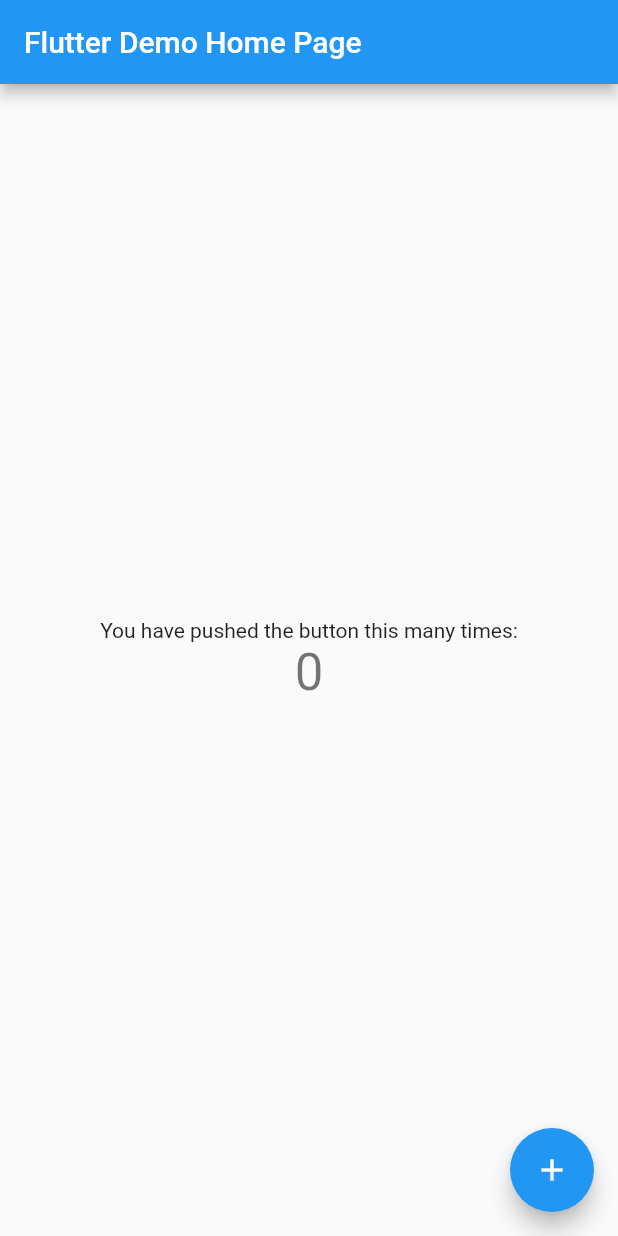
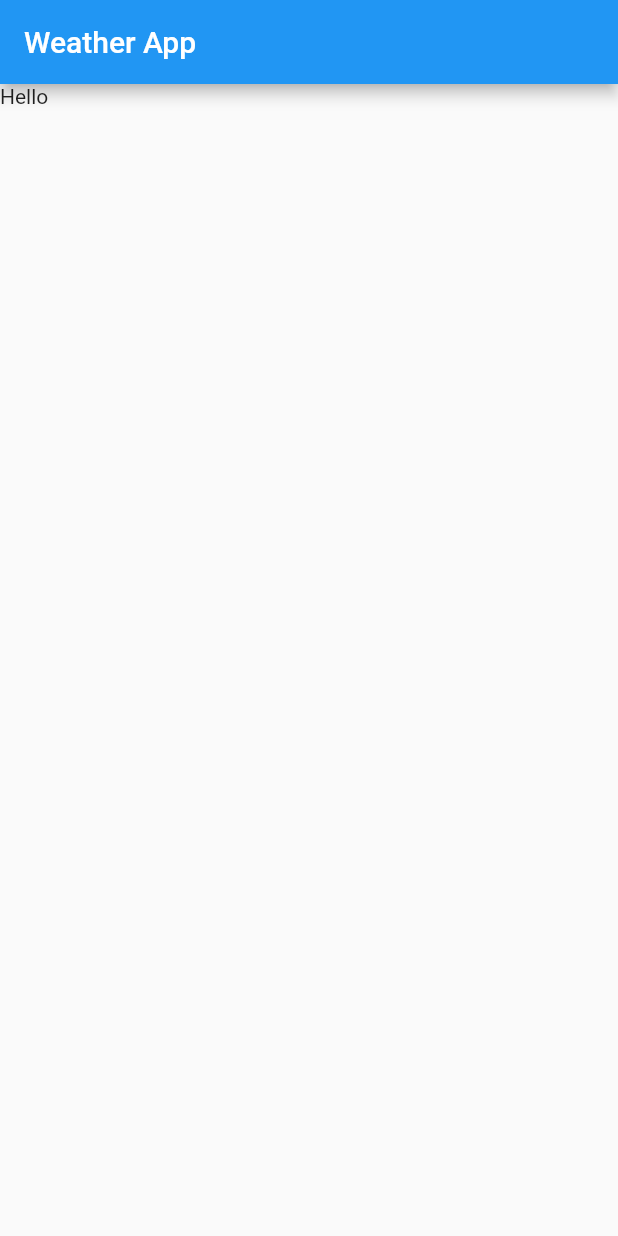
Before and after one commit to Flutterprojekti2022/Weather-app, a Flutter app: the screen it shows after launch, on a phone screen of 412 x 824 dp. Run offline on Flutter 3.47's test engine with Material 2 defaults, Android fonts, the phone set to English and light mode, and no system bars.

Commit message:
WeatherApp helloworld

```diff
--- a/lib/main.dart
+++ b/lib/main.dart
@@ -1,115 +1,131 @@
 import 'package:flutter/material.dart';
 
 void main() {
-  runApp(const MyApp());
+  runApp(const WeatherApp());
 }
 
-class MyApp extends StatelessWidget {
-  const MyApp({Key? key}) : super(key: key);
+class WeatherApp extends StatelessWidget {
+  const WeatherApp({Key? key}) : super(key: key);
 
-  // This widget is the root of your application.
   @override
   Widget build(BuildContext context) {
     return MaterialApp(
-      title: 'Flutter Demo',
-      theme: ThemeData(
-        // This is the theme of your application.
-        //
-        // Try running your application with "flutter run". You'll see the
-        // application has a blue toolbar. Then, without quitting the app, try
-        // changing the primarySwatch below to Colors.green and then invoke
-        // "hot reload" (press "r" in the console where you ran "flutter run",
-        // or simply save your changes to "hot reload" in a Flutter IDE).
-        // Notice that the counter didn't reset back to zero; the application
-        // is not restarted.
-        primarySwatch: Colors.blue,
+      home: Scaffold(
+        appBar: AppBar(
+          title: const Text('Weather App'),
+        ),
+        body: Text('Hello'),
       ),
-      home: const MyHomePage(title: 'Flutter Demo Home Page'),
     );
   }
 }
 
-class MyHomePage extends StatefulWidget {
-  const MyHomePage({Key? key, required this.title}) : super(key: key);
-
-  // This widget is the home page of your application. It is stateful, meaning
-  // that it has a State object (defined below) that contains fields that affect
-  // how it looks.
-
-  // This class is the configuration for the state. It holds the values (in this
-  // case the title) provided by the parent (in this case the App widget) and
-  // used by the build method of the State. Fields in a Widget subclass are
-  // always marked "final".
-
-  final String title;
-
-  @override
-  State<MyHomePage> createState() => _MyHomePageState();
-}
-
-class _MyHomePageState extends State<MyHomePage> {
-  int _counter = 0;
-
-  void _incrementCounter() {
-    setState(() {
-      // This call to setState tells the Flutter framework that something has
-      // changed in this State, which causes it to rerun the build method below
-      // so that the display can reflect the updated values. If we changed
-      // _counter without calling setState(), then the build method would not be
-      // called again, and so nothing would appear to happen.
-      _counter++;
-    });
-  }
-
-  @override
-  Widget build(BuildContext context) {
-    // This method is rerun every time setState is called, for instance as done
-    // by the _incrementCounter method above.
-    //
-    // The Flutter framework has been optimized to make rerunning build methods
-    // fast, so that you can just rebuild anything that needs updating rather
-    // than having to individually change instances of widgets.
-    return Scaffold(
-      appBar: AppBar(
-        // Here we take the value from the MyHomePage object that was created by
-        // the App.build method, and use it to set our appbar title.
-        title: Text(widget.title),
-      ),
-      body: Center(
-        // Center is a layout widget. It takes a single child and positions it
-        // in the middle of the parent.
-        child: Column(
-          // Column is also a layout widget. It takes a list of children and
-          // arranges them vertically. By default, it sizes itself to fit its
-          // children horizontally, and tries to be as tall as its parent.
-          //
-          // Invoke "debug painting" (press "p" in the console, choose the
-          // "Toggle Debug Paint" action from the Flutter Inspector in Android
-          // Studio, or the "Toggle Debug Paint" command in Visual Studio Code)
-          // to see the wireframe for each widget.
-          //
-          // Column has various properties to control how it sizes itself and
-          // how it positions its children. Here we use mainAxisAlignment to
-          // center the children vertically; the main axis here is the vertical
-          // axis because Columns are vertical (the cross axis would be
-          // horizontal).
-          mainAxisAlignment: MainAxisAlignment.center,
-          children: <Widget>[
-            const Text(
-              'You have pushed the button this many times:',
-            ),
-            Text(
-              '$_counter',
-              style: Theme.of(context).textTheme.headline4,
-            ),
-          ],
-        ),
-      ),
-      floatingActionButton: FloatingActionButton(
-        onPressed: _incrementCounter,
-        tooltip: 'Increment',
-        child: const Icon(Icons.add),
-      ), // This trailing comma makes auto-formatting nicer for build methods.
-    );
-  }
-}
+//class MyApp extends StatelessWidget {
+//  const MyApp({Key? key}) : super(key: key);
+//
+//  // This widget is the root of your application.
+//  @override
+//  Widget build(BuildContext context) {
+//    return MaterialApp(
+//      title: 'Flutter Demo',
+//      theme: ThemeData(
+//        // This is the theme of your application.
+//        //
+//        // Try running your application with "flutter run". You'll see the
+//        // application has a blue toolbar. Then, without quitting the app, try
+//        // changing the primarySwatch below to Colors.green and then invoke
+//        // "hot reload" (press "r" in the console where you ran "flutter run",
+//        // or simply save your changes to "hot reload" in a Flutter IDE).
+//        // Notice that the counter didn't reset back to zero; the application
+//        // is not restarted.
+//        primarySwatch: Colors.blue,
+//      ),
+//      home: const MyHomePage(title: 'Flutter Demo Home Page'),
+//    );
+//  }
+//}
+//
+//class MyHomePage extends StatefulWidget {
+//  const MyHomePage({Key? key, required this.title}) : super(key: key);
+//
+//  // This widget is the home page of your application. It is stateful, meaning
+//  // that it has a State object (defined below) that contains fields that affect
+//  // how it looks.
+//
+//  // This class is the configuration for the state. It holds the values (in this
+//  // case the title) provided by the parent (in this case the App widget) and
+//  // used by the build method of the State. Fields in a Widget subclass are
+//  // always marked "final".
+//
+//  final String title;
+//
+//  @override
+//  State<MyHomePage> createState() => _MyHomePageState();
+//}
+//
+//class _MyHomePageState extends State<MyHomePage> {
+//  int _counter = 0;
+//
+//  void _incrementCounter() {
+//    setState(() {
+//      // This call to setState tells the Flutter framework that something has
+//      // changed in this State, which causes it to rerun the build method below
+//      // so that the display can reflect the updated values. If we changed
+//      // _counter without calling setState(), then the build method would not be
+//      // called again, and so nothing would appear to happen.
+//      _counter++;
+//    });
+//  }
+//
+//  @override
+//  Widget build(BuildContext context) {
+//    // This method is rerun every time setState is called, for instance as done
+//    // by the _incrementCounter method above.
+//    //
+//    // The Flutter framework has been optimized to make rerunning build methods
+//    // fast, so that you can just rebuild anything that needs updating rather
+//    // than having to individually change instances of widgets.
+//    return Scaffold(
+//      appBar: AppBar(
+//        // Here we take the value from the MyHomePage object that was created by
+//        // the App.build method, and use it to set our appbar title.
+//        title: Text(widget.title),
+//      ),
+//      body: Center(
+//        // Center is a layout widget. It takes a single child and positions it
+//        // in the middle of the parent.
+//        child: Column(
+//          // Column is also a layout widget. It takes a list of children and
+//          // arranges them vertically. By default, it sizes itself to fit its
+//          // children horizontally, and tries to be as tall as its parent.
+//          //
+//          // Invoke "debug painting" (press "p" in the console, choose the
+//          // "Toggle Debug Paint" action from the Flutter Inspector in Android
+//          // Studio, or the "Toggle Debug Paint" command in Visual Studio Code)
+//          // to see the wireframe for each widget.
+//          //
+//          // Column has various properties to control how it sizes itself and
+//          // how it positions its children. Here we use mainAxisAlignment to
+//          // center the children vertically; the main axis here is the vertical
+//          // axis because Columns are vertical (the cross axis would be
+//          // horizontal).
+//          mainAxisAlignment: MainAxisAlignment.center,
+//          children: <Widget>[
+//            const Text(
+//              'You have pushed the button this many times:',
+//            ),
+//            Text(
+//              '$_counter',
+//              style: Theme.of(context).textTheme.headline4,
+//            ),
+//          ],
+//        ),
+//      ),
+//      floatingActionButton: FloatingActionButton(
+//        onPressed: _incrementCounter,
+//        tooltip: 'Increment',
+//        child: const Icon(Icons.add),
+//      ), // This trailing comma makes auto-formatting nicer for build methods.
+//    );
+//  }
+//}
```
Also changed, not shown: 1 other file.
